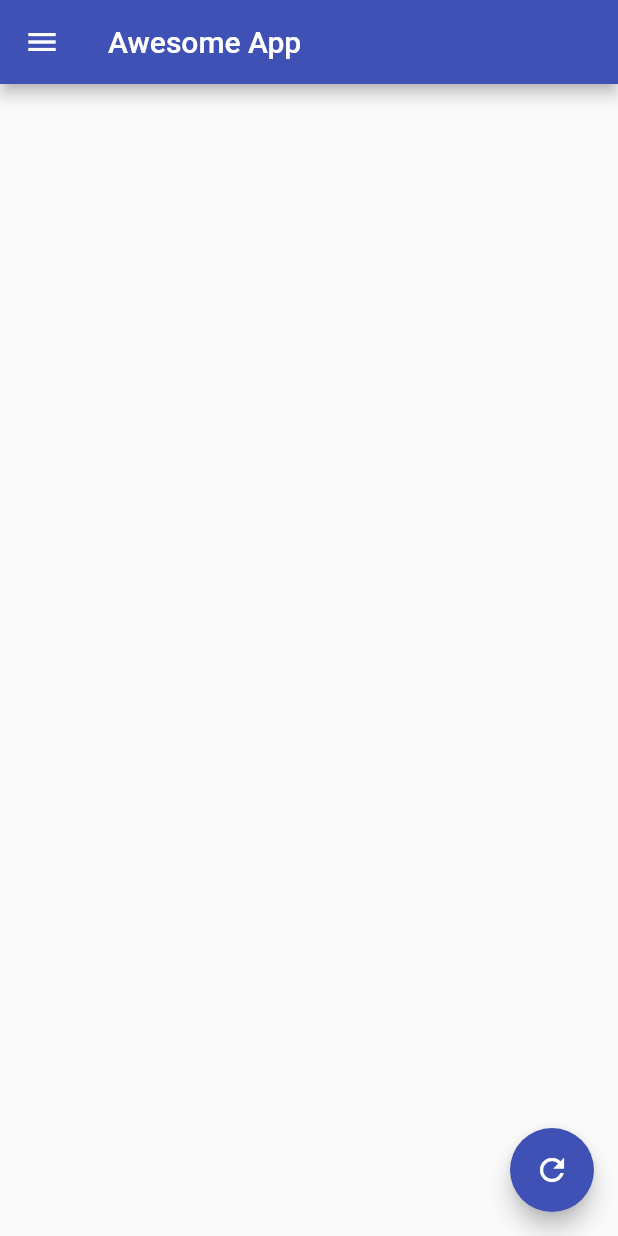
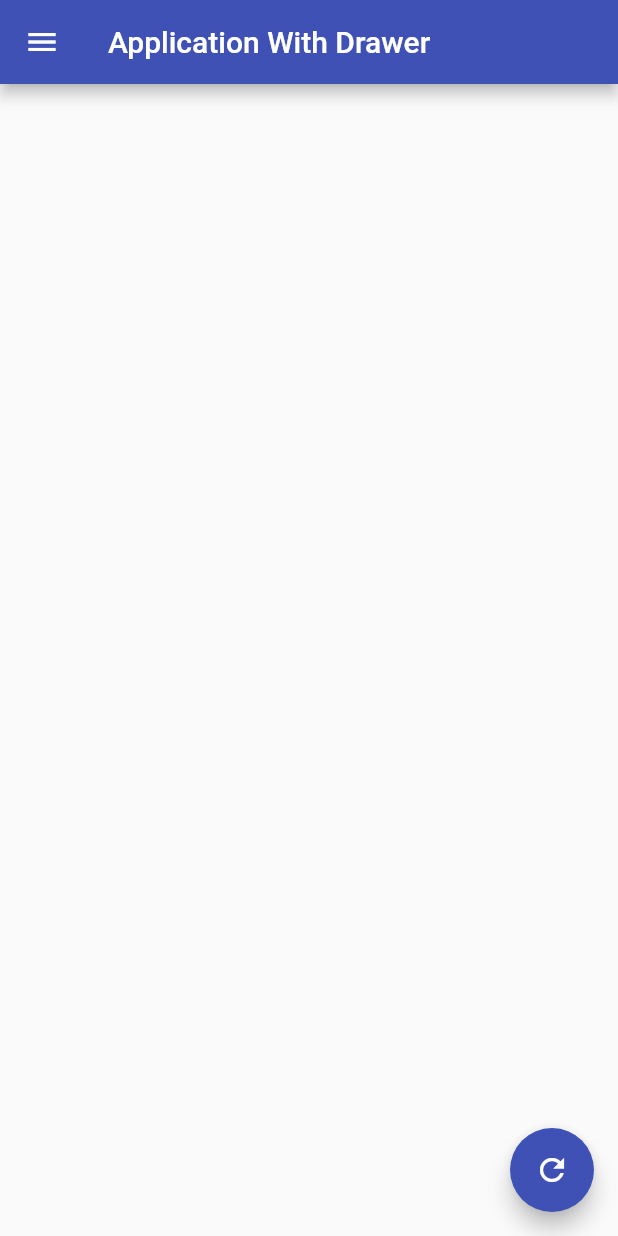
Before and after one commit to usman87626/Flutter-Essentials, a Flutter app: the screen it shows after launch, on a phone screen of 412 x 824 dp. Run offline on Flutter 3.47's test engine with Material 2 defaults, Android fonts, the phone set to English and light mode, and no system bars.

Commit message:
Chapter 5 Completed

```diff
--- a/lib/main.dart
+++ b/lib/main.dart
@@ -17,7 +17,7 @@ class HomePage extends StatelessWidget {
   Widget build(BuildContext context) {
     return Scaffold(
       appBar: AppBar(
-        title: Text("Awesome App"),
+        title: Text("Application With Drawer"),
       ),
       body: Container(),
       drawer: Drawer(
```
